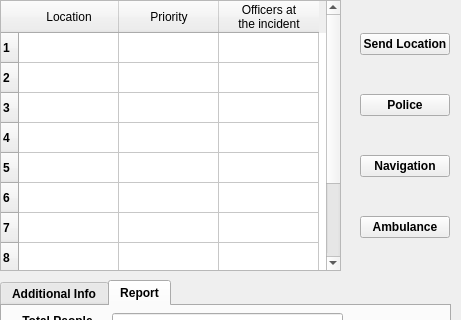
Qt form 2016_Group2_/EvaQ8/EvaQ8_dockwidget_base.ui (langelova/2016_Group2_) before a commit; both pictures show x 0 to 461 and y 0 to 320 of the 461 by 522 pixel window.
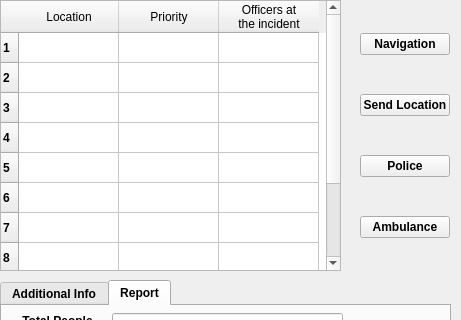
The same form after that commit.

Patch:
```diff
--- a/2016_Group2_/EvaQ8/EvaQ8_dockwidget_base.ui
+++ b/2016_Group2_/EvaQ8/EvaQ8_dockwidget_base.ui
@@ -305,6 +305,13 @@
      </rect>
     </property>
     <layout class="QVBoxLayout" name="verticalLayout">
+     <item>
+      <widget class="QPushButton" name="Navigation">
+       <property name="text">
+        <string>Navigation</string>
+       </property>
+      </widget>
+     </item>
      <item>
       <widget class="QPushButton" name="Send_Location">
        <property name="text">
@@ -319,13 +326,6 @@
        </property>
       </widget>
      </item>
-     <item>
-      <widget class="QPushButton" name="Navigation">
-       <property name="text">
-        <string>Navigation</string>
-       </property>
-      </widget>
-     </item>
      <item>
       <widget class="QPushButton" name="Ambulance">
        <property name="text">
```
